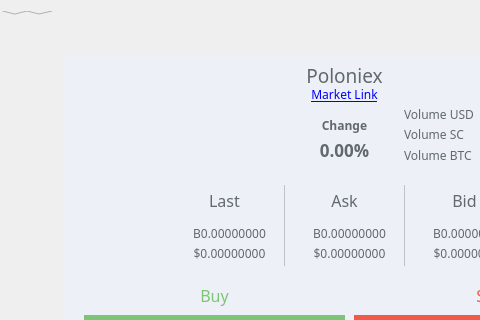
This is src/qt/forms/poolbrowser.ui in shnurf/silkcoin as Qt 5 draws it before an edit; both pictures show x 0 to 480 and y 0 to 320 of the 766 by 509 pixel window. The edited form follows.
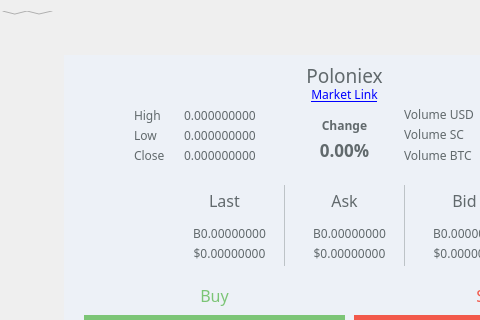
This is the edited form. The open tabs and pages were chosen to show the change. Icons and pictures are not drawn. Custom widgets are drawn as their Qt base class.

```diff
--- a/src/qt/forms/poolbrowser.ui
+++ b/src/qt/forms/poolbrowser.ui
@@ -3165,6 +3165,84 @@
            <set>Qt::AlignCenter</set>
           </property>
          </widget>
+         <widget class="QLabel" name="lblPoloniexLow">
+          <property name="geometry">
+           <rect>
+            <x>80</x>
+            <y>120</y>
+            <width>31</width>
+            <height>21</height>
+           </rect>
+          </property>
+          <property name="text">
+           <string>&lt;html&gt;&lt;head/&gt;&lt;body&gt;&lt;p&gt;Low&lt;/p&gt;&lt;/body&gt;&lt;/html&gt;</string>
+          </property>
+         </widget>
+         <widget class="QLabel" name="lblPoloniexCloseBtc">
+          <property name="geometry">
+           <rect>
+            <x>130</x>
+            <y>140</y>
+            <width>91</width>
+            <height>21</height>
+           </rect>
+          </property>
+          <property name="text">
+           <string>0.000000000</string>
+          </property>
+         </widget>
+         <widget class="QLabel" name="lblPoloniexLowBtc">
+          <property name="geometry">
+           <rect>
+            <x>130</x>
+            <y>120</y>
+            <width>91</width>
+            <height>21</height>
+           </rect>
+          </property>
+          <property name="text">
+           <string>0.000000000</string>
+          </property>
+         </widget>
+         <widget class="QLabel" name="lblPoloniexHigh">
+          <property name="geometry">
+           <rect>
+            <x>80</x>
+            <y>100</y>
+            <width>31</width>
+            <height>21</height>
+           </rect>
+          </property>
+          <property name="text">
+           <string>&lt;html&gt;&lt;head/&gt;&lt;body&gt;&lt;p&gt;High&lt;/p&gt;&lt;/body&gt;&lt;/html&gt;</string>
+          </property>
+         </widget>
+         <widget class="QLabel" name="lblPoloniexHighBtc">
+          <property name="geometry">
+           <rect>
+            <x>130</x>
+            <y>100</y>
+            <width>91</width>
+            <height>21</height>
+           </rect>
+          </property>
+          <property name="text">
+           <string>0.000000000</string>
+          </property>
+         </widget>
+         <widget class="QLabel" name="lblPoloniexClose">
+          <property name="geometry">
+           <rect>
+            <x>80</x>
+            <y>140</y>
+            <width>41</width>
+            <height>21</height>
+           </rect>
+          </property>
+          <property name="text">
+           <string>&lt;html&gt;&lt;head/&gt;&lt;body&gt;&lt;p&gt;Close&lt;/p&gt;&lt;/body&gt;&lt;/html&gt;</string>
+          </property>
+         </widget>
          <zorder>qWidgetPoloniexAsk</zorder>
          <zorder>qWidgetPoloniexBid</zorder>
          <zorder>qWidgetPoloniexLast</zorder>
```
Left out of the diff: 10 changed lines with no effect on the pictures.
